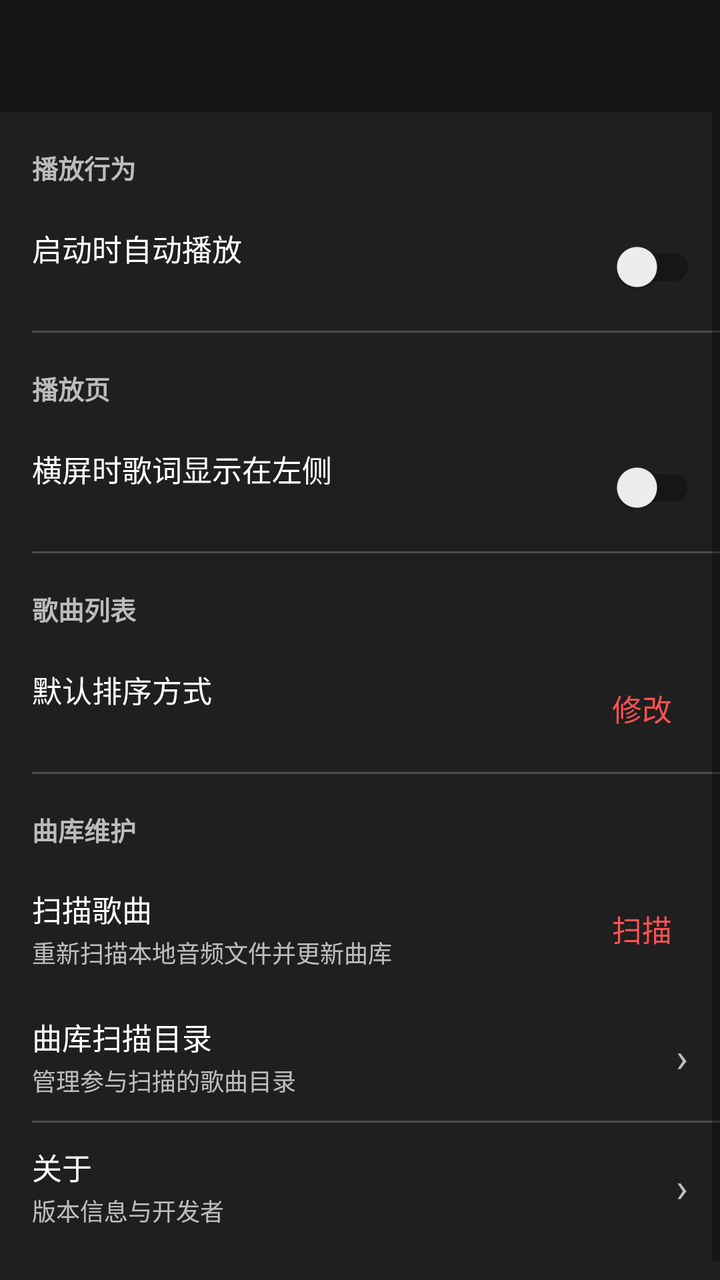
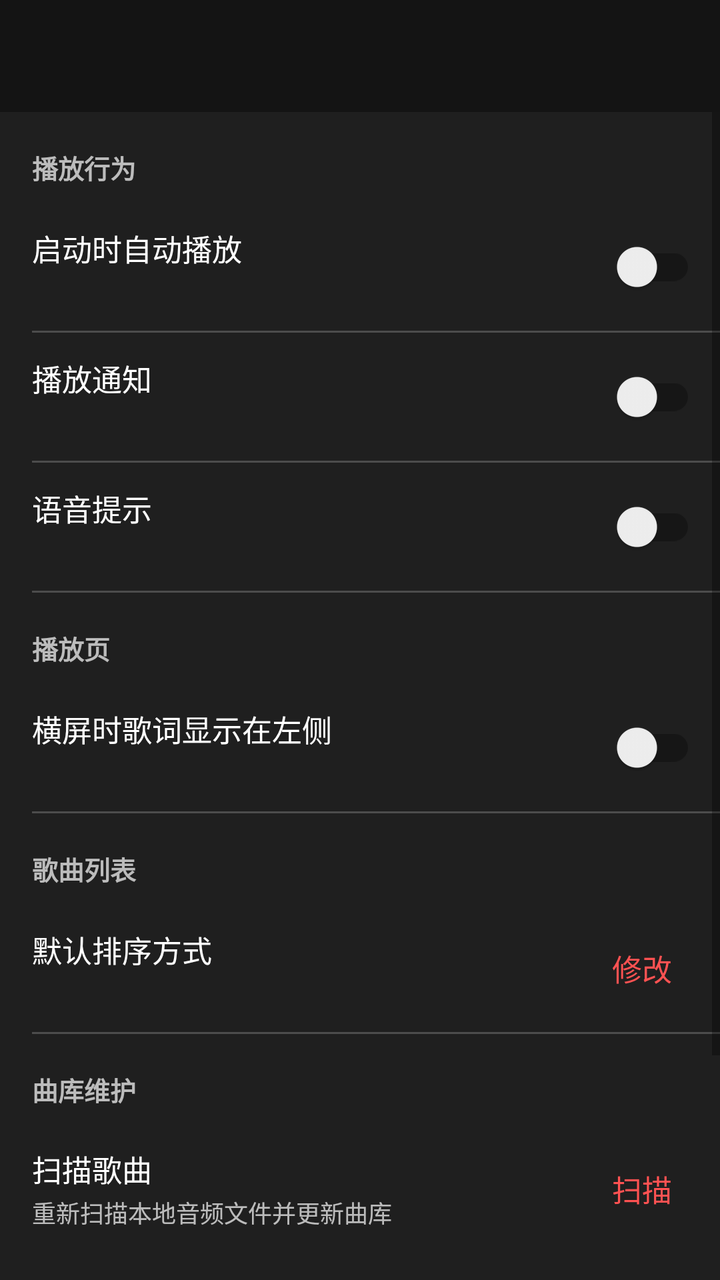

An Android layout rendered at two revisions. The XML below is the earlier revision; the diff shows what the commit changed to produce the second picture.
<!-- AndroidManifest.xml: application theme AppTheme -->
<!-- res/layout/activity_settings.xml -->
<?xml version="1.0" encoding="utf-8"?>
<LinearLayout xmlns:android="http://schemas.android.com/apk/res/android"
    android:layout_width="match_parent"
    android:layout_height="match_parent"
    android:background="@color/background_default"
    android:orientation="vertical">

    <androidx.appcompat.widget.Toolbar
        android:id="@+id/toolbar"
        android:layout_width="match_parent"
        android:layout_height="?attr/actionBarSize"
        android:background="@color/primaryDark"
        android:theme="@style/ThemeOverlay.AppCompat.Dark.ActionBar"
        android:title="@string/settings_title"
        android:titleTextColor="@color/text_primary" />

    <ScrollView
        android:layout_width="match_parent"
        android:layout_height="0dp"
        android:layout_weight="1"
        android:fillViewport="true">

        <LinearLayout
            android:layout_width="match_parent"
            android:layout_height="wrap_content"
            android:orientation="vertical">

            
            <TextView
                style="@style/SettingsSectionHeader"
                android:text="@string/settings_section_playback" />

            <LinearLayout
                android:id="@+id/row_auto_play"
                style="@style/SettingsSwitchRow">

                <LinearLayout
                    android:layout_width="0dp"
                    android:layout_height="wrap_content"
                    android:layout_weight="1"
                    android:orientation="vertical">

                    <TextView
                        android:layout_width="wrap_content"
                        android:layout_height="wrap_content"
                        android:text="@string/settings_auto_play"
                        android:textColor="@color/text_primary"
                        android:textSize="15sp" />

                    <TextView
                        android:id="@+id/auto_play_desc"
                        android:layout_width="match_parent"
                        android:layout_height="wrap_content"
                        android:layout_marginTop="2dp"
                        android:textColor="@color/text_secondary"
                        android:textSize="12sp" />
                </LinearLayout>

                <androidx.appcompat.widget.SwitchCompat
                    android:id="@+id/switch_auto_play"
                    android:layout_width="wrap_content"
                    android:layout_height="wrap_content"
                    android:layout_marginLeft="12dp"
                    android:minWidth="48dp"
                    android:minHeight="48dp" />
            </LinearLayout>

            <View
                android:layout_width="match_parent"
                android:layout_height="1dp"
                android:layout_marginLeft="16dp"
                android:background="#33FFFFFF" />

            
            <TextView
                style="@style/SettingsSectionHeader"
                android:text="@string/settings_section_player" />

            <LinearLayout
                android:id="@+id/row_lyrics_left"
                style="@style/SettingsSwitchRow">

                <LinearLayout
                    android:layout_width="0dp"
                    android:layout_height="wrap_content"
                    android:layout_weight="1"
                    android:orientation="vertical">

                    <TextView
                        android:layout_width="wrap_content"
                        android:layout_height="wrap_content"
                        android:text="@string/settings_lyrics_left"
                        android:textColor="@color/text_primary"
                        android:textSize="15sp" />

                    <TextView
                        android:id="@+id/lyrics_side_desc"
                        android:layout_width="match_parent"
                        android:layout_height="wrap_content"
                        android:layout_marginTop="2dp"
                        android:textColor="@color/text_secondary"
                        android:textSize="12sp" />
                </LinearLayout>

                <androidx.appcompat.widget.SwitchCompat
                    android:id="@+id/switch_lyrics_left"
                    android:layout_width="wrap_content"
                    android:layout_height="wrap_content"
                    android:layout_marginLeft="12dp"
                    android:minWidth="48dp"
                    android:minHeight="48dp" />
            </LinearLayout>

            
            <View
                android:layout_width="match_parent"
                android:layout_height="1dp"
                android:layout_marginLeft="16dp"
                android:background="#33FFFFFF" />

            <TextView
                style="@style/SettingsSectionHeader"
                android:text="@string/settings_section_list" />

            <LinearLayout
                android:id="@+id/row_sort_mode"
                style="@style/SettingsSwitchRow">

                <LinearLayout
                    android:layout_width="0dp"
                    android:layout_height="wrap_content"
                    android:layout_weight="1"
                    android:orientation="vertical">

                    <TextView
                        android:layout_width="wrap_content"
                        android:layout_height="wrap_content"
                        android:text="@string/settings_sort_mode"
                        android:textColor="@color/text_primary"
                        android:textSize="15sp" />

                    <TextView
                        android:id="@+id/sort_mode_desc"
                        android:layout_width="match_parent"
                        android:layout_height="wrap_content"
                        android:layout_marginTop="2dp"
                        android:textColor="@color/text_secondary"
                        android:textSize="12sp" />
                </LinearLayout>

                <TextView
                    android:id="@+id/sort_mode_action"
                    android:layout_width="wrap_content"
                    android:layout_height="wrap_content"
                    android:paddingLeft="12dp"
                    android:paddingTop="8dp"
                    android:paddingRight="12dp"
                    android:paddingBottom="8dp"
                    android:text="@string/settings_sort_change"
                    android:textColor="@color/accent"
                    android:textSize="15sp" />
            </LinearLayout>

            
            <View
                android:layout_width="match_parent"
                android:layout_height="1dp"
                android:layout_marginLeft="16dp"
                android:background="#33FFFFFF" />

            <TextView
                style="@style/SettingsSectionHeader"
                android:text="@string/settings_section_library" />

            
            <LinearLayout
                android:id="@+id/row_scan_songs"
                style="@style/SettingsSwitchRow">

                <LinearLayout
                    android:layout_width="0dp"
                    android:layout_height="wrap_content"
                    android:layout_weight="1"
                    android:orientation="vertical">

                    <TextView
                        android:layout_width="wrap_content"
                        android:layout_height="wrap_content"
                        android:text="@string/settings_scan_songs"
                        android:textColor="@color/text_primary"
                        android:textSize="15sp" />

                    <TextView
                        android:id="@+id/scan_status"
                        android:layout_width="match_parent"
                        android:layout_height="wrap_content"
                        android:layout_marginTop="2dp"
                        android:text="@string/settings_scan_hint"
                        android:textColor="@color/text_secondary"
                        android:textSize="12sp" />
                </LinearLayout>

                <TextView
                    android:id="@+id/scan_action"
                    android:layout_width="wrap_content"
                    android:layout_height="wrap_content"
                    android:paddingLeft="12dp"
                    android:paddingTop="8dp"
                    android:paddingRight="12dp"
                    android:paddingBottom="8dp"
                    android:text="@string/settings_scan_action"
                    android:textColor="@color/accent"
                    android:textSize="15sp" />
            </LinearLayout>

            
            <LinearLayout
                android:id="@+id/row_scan_dirs"
                style="@style/SettingsSwitchRow">

                <LinearLayout
                    android:layout_width="0dp"
                    android:layout_height="wrap_content"
                    android:layout_weight="1"
                    android:orientation="vertical">

                    <TextView
                        android:layout_width="wrap_content"
                        android:layout_height="wrap_content"
                        android:text="@string/settings_scan_dirs"
                        android:textColor="@color/text_primary"
                        android:textSize="15sp" />

                    <TextView
                        android:layout_width="match_parent"
                        android:layout_height="wrap_content"
                        android:layout_marginTop="2dp"
                        android:text="@string/settings_scan_dirs_desc"
                        android:textColor="@color/text_secondary"
                        android:textSize="12sp" />
                </LinearLayout>

                <TextView
                    android:layout_width="wrap_content"
                    android:layout_height="wrap_content"
                    android:paddingLeft="8dp"
                    android:paddingRight="4dp"
                    android:text="›"
                    android:textColor="@color/text_secondary"
                    android:textSize="20sp" />
            </LinearLayout>

            
            <View
                android:layout_width="match_parent"
                android:layout_height="1dp"
                android:layout_marginLeft="16dp"
                android:background="#33FFFFFF" />

            <LinearLayout
                android:id="@+id/row_about"
                style="@style/SettingsSwitchRow">

                <LinearLayout
                    android:layout_width="0dp"
                    android:layout_height="wrap_content"
                    android:layout_weight="1"
                    android:orientation="vertical">

                    <TextView
                        android:layout_width="wrap_content"
                        android:layout_height="wrap_content"
                        android:text="@string/settings_about"
                        android:textColor="@color/text_primary"
                        android:textSize="15sp" />

                    <TextView
                        android:layout_width="match_parent"
                        android:layout_height="wrap_content"
                        android:layout_marginTop="2dp"
                        android:text="@string/settings_about_desc"
                        android:textColor="@color/text_secondary"
                        android:textSize="12sp" />
                </LinearLayout>

                <TextView
                    android:layout_width="wrap_content"
                    android:layout_height="wrap_content"
                    android:paddingLeft="8dp"
                    android:paddingRight="4dp"
                    android:text="›"
                    android:textColor="@color/text_secondary"
                    android:textSize="20sp" />
            </LinearLayout>

            <View
                android:layout_width="match_parent"
                android:layout_height="24dp" />
        </LinearLayout>
    </ScrollView>
</LinearLayout>
<!-- resources referenced by this layout -->
<resources>
  <color name="accent">#FF5252</color>
  <color name="background_default">#1F1F1F</color>
  <color name="primaryDark">#141414</color>
  <color name="text_primary">#FFFFFF</color>
  <color name="text_secondary">#B3FFFFFF</color>
  <string name="settings_about">关于</string>
  <string name="settings_about_desc">版本信息与开发者</string>
  <string name="settings_auto_play">启动时自动播放</string>
  <string name="settings_lyrics_left">横屏时歌词显示在左侧</string>
  <string name="settings_scan_action">扫描</string>
  <string name="settings_scan_dirs">曲库扫描目录</string>
  <string name="settings_scan_dirs_desc">管理参与扫描的歌曲目录</string>
  <string name="settings_scan_hint">重新扫描本地音频文件并更新曲库</string>
  <string name="settings_scan_songs">扫描歌曲</string>
  <string name="settings_section_library">曲库维护</string>
  <string name="settings_section_list">歌曲列表</string>
  <string name="settings_section_playback">播放行为</string>
  <string name="settings_section_player">播放页</string>
  <string name="settings_sort_change">修改</string>
  <string name="settings_sort_mode">默认排序方式</string>
  <string name="settings_title">设置</string>
  <style name="SettingsSectionHeader">
          <item name="android:layout_width">match_parent</item>
          <item name="android:layout_height">wrap_content</item>
          <item name="android:paddingLeft">16dp</item>
          <item name="android:paddingTop">18dp</item>
          <item name="android:paddingRight">16dp</item>
          <item name="android:paddingBottom">8dp</item>
          <item name="android:textColor">@color/text_secondary</item>
          <item name="android:textSize">13sp</item>
          <item name="android:textStyle">bold</item>
      </style>
  <style name="SettingsSwitchRow">
          <item name="android:layout_width">match_parent</item>
          <item name="android:layout_height">wrap_content</item>
          <item name="android:minHeight">64dp</item>
          <item name="android:orientation">horizontal</item>
          <item name="android:gravity">center_vertical</item>
          <item name="android:paddingLeft">16dp</item>
          <item name="android:paddingRight">12dp</item>
          <item name="android:background">?attr/selectableItemBackground</item>
          <item name="android:clickable">true</item>
          <item name="android:focusable">true</item>
      </style>
  <style name="AppTheme" parent="Theme.MaterialComponents.DayNight.NoActionBar">
          <item name="colorPrimary">@color/primary</item>
          <item name="colorPrimaryDark">@color/primaryDark</item>
          <item name="colorAccent">@color/accent</item>
          <item name="android:colorBackground">@color/background_default</item>
          <item name="android:windowBackground">@color/background_default</item>
          <item name="android:navigationBarColor">@color/primaryDark</item>
          <item name="android:statusBarColor">@color/primaryDark</item>
      </style>
  <color name="primary">#1F1F1F</color>
</resources>

<!-- the commit's change to res/layout/activity_settings.xml (unified diff, before → after) -->
@@ -71,6 +71,88 @@
                 android:layout_marginLeft="16dp"
                 android:background="#33FFFFFF" />
 
+            <LinearLayout
+                android:id="@+id/row_show_notification"
+                style="@style/SettingsSwitchRow">
+
+                <LinearLayout
+                    android:layout_width="0dp"
+                    android:layout_height="wrap_content"
+                    android:layout_weight="1"
+                    android:orientation="vertical">
+
+                    <TextView
+                        android:layout_width="wrap_content"
+                        android:layout_height="wrap_content"
+                        android:text="@string/settings_show_notification"
+                        android:textColor="@color/text_primary"
+                        android:textSize="15sp" />
+
+                    <TextView
+                        android:id="@+id/show_notification_desc"
+                        android:layout_width="match_parent"
+                        android:layout_height="wrap_content"
+                        android:layout_marginTop="2dp"
+                        android:textColor="@color/text_secondary"
+                        android:textSize="12sp" />
+                </LinearLayout>
+
+                <androidx.appcompat.widget.SwitchCompat
+                    android:id="@+id/switch_show_notification"
+                    android:layout_width="wrap_content"
+                    android:layout_height="wrap_content"
+                    android:layout_marginLeft="12dp"
+                    android:minWidth="48dp"
+                    android:minHeight="48dp" />
+            </LinearLayout>
+
+            <View
+                android:layout_width="match_parent"
+                android:layout_height="1dp"
+                android:layout_marginLeft="16dp"
+                android:background="#33FFFFFF" />
+
+            <LinearLayout
+                android:id="@+id/row_voice_toast"
+                style="@style/SettingsSwitchRow">
+
+                <LinearLayout
+                    android:layout_width="0dp"
+                    android:layout_height="wrap_content"
+                    android:layout_weight="1"
+                    android:orientation="vertical">
+
+                    <TextView
+                        android:layout_width="wrap_content"
+                        android:layout_height="wrap_content"
+                        android:text="@string/settings_voice_toast"
+                        android:textColor="@color/text_primary"
+                        android:textSize="15sp" />
+
+                    <TextView
+                        android:id="@+id/voice_toast_desc"
+                        android:layout_width="match_parent"
+                        android:layout_height="wrap_content"
+                        android:layout_marginTop="2dp"
+                        android:textColor="@color/text_secondary"
+                        android:textSize="12sp" />
+                </LinearLayout>
+
+                <androidx.appcompat.widget.SwitchCompat
+                    android:id="@+id/switch_voice_toast"
+                    android:layout_width="wrap_content"
+                    android:layout_height="wrap_content"
+                    android:layout_marginLeft="12dp"
+                    android:minWidth="48dp"
+                    android:minHeight="48dp" />
+            </LinearLayout>
+
+            <View
+                android:layout_width="match_parent"
+                android:layout_height="1dp"
+                android:layout_marginLeft="16dp"
+                android:background="#33FFFFFF" />
+
             
             <TextView
                 style="@style/SettingsSectionHeader"
<!-- resource entries referenced after the edit -->
@@ -18,9 +18,11 @@
   <string name="settings_section_list">歌曲列表</string>
   <string name="settings_section_playback">播放行为</string>
   <string name="settings_section_player">播放页</string>
+  <string name="settings_show_notification">播放通知</string>
   <string name="settings_sort_change">修改</string>
   <string name="settings_sort_mode">默认排序方式</string>
   <string name="settings_title">设置</string>
+  <string name="settings_voice_toast">语音提示</string>
   <style name="SettingsSectionHeader">
           <item name="android:layout_width">match_parent</item>
           <item name="android:layout_height">wrap_content</item>
